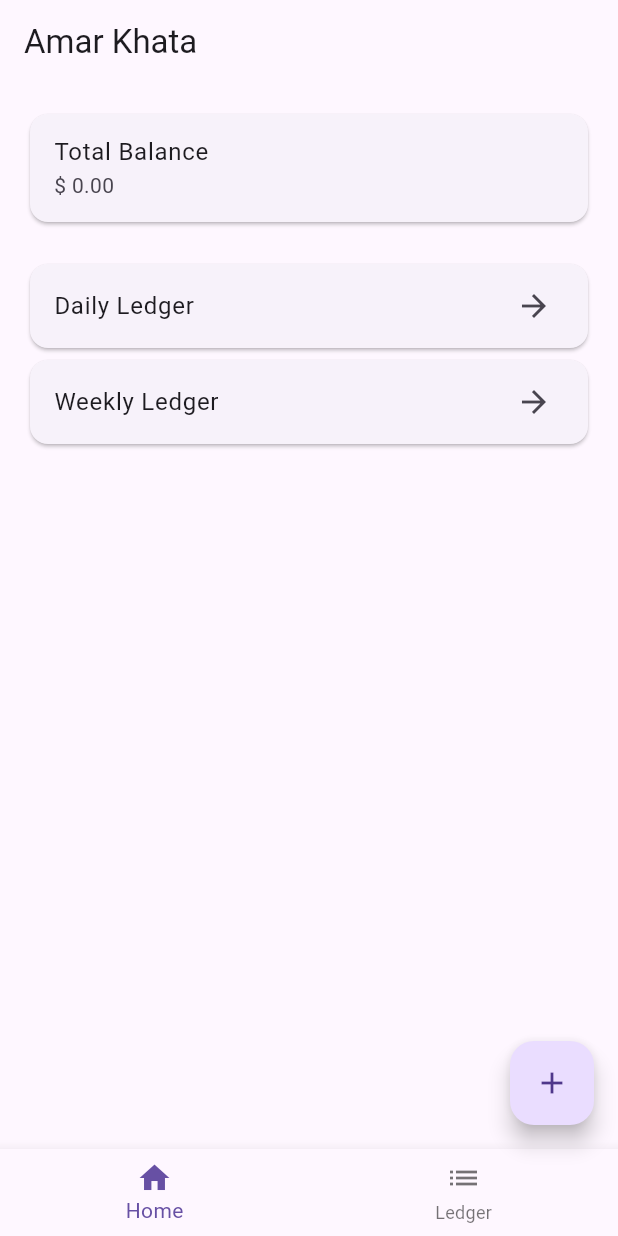
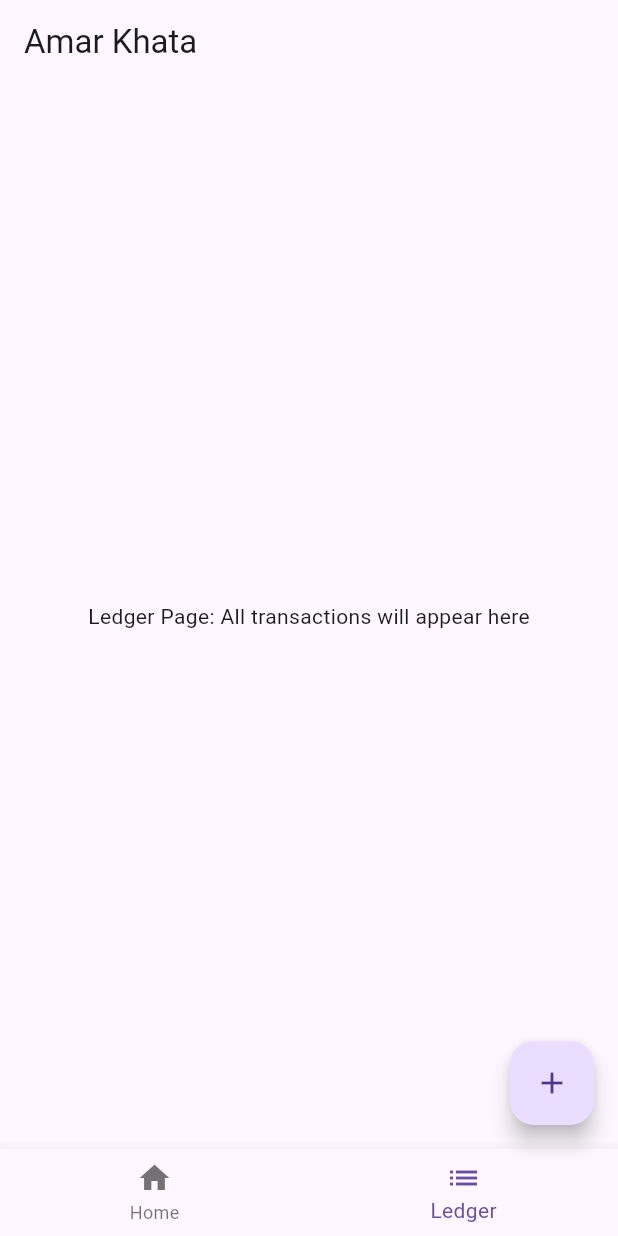
Before and after one commit to anisurrahaman768472-design/ledger-app, a Flutter app: the screen it shows after launch, after a tap on "Daily Ledger", on a phone screen of 412 x 824 dp. Run offline on Flutter 3.47's test engine with Material 3 defaults, Android fonts, the phone set to English and light mode, and no system bars.

Commit message:
Update main.dart

```diff
--- a/lib/main.dart
+++ b/lib/main.dart
@@ -1,17 +1,16 @@
 import 'package:flutter/material.dart';
 
-void main() {
-  runApp(const MyKhataApp());
-}
+void main() => runApp(const MyKhataApp());
 
 class MyKhataApp extends StatelessWidget {
   const MyKhataApp({super.key});
 
   @override
   Widget build(BuildContext context) {
-    return const MaterialApp(
+    return MaterialApp(
       debugShowCheckedModeBanner: false,
-      home: MainScreen(),
+      theme: ThemeData(primarySwatch: Colors.teal),
+      home: const MainScreen(),
     );
   }
 }
@@ -26,18 +25,25 @@ class MainScreen extends StatefulWidget {
 class _MainScreenState extends State<MainScreen> {
   int _currentIndex = 0;
 
+  // বাটন এবং কার্ডের ক্লিক হ্যান্ডলার
+  void _onItemTapped(int index) {
+    setState(() {
+      _currentIndex = index;
+    });
+  }
+
   @override
   Widget build(BuildContext context) {
     return Scaffold(
       appBar: AppBar(title: const Text('Amar Khata')),
-      body: _currentIndex == 0 ? _buildHome() : const Center(child: Text('Ledger Page')),
+      body: _currentIndex == 0 ? _buildHome() : _buildLedger(),
       floatingActionButton: FloatingActionButton(
-        onPressed: () => print('Plus button pressed'),
+        onPressed: () => print('Add clicked'),
         child: const Icon(Icons.add),
       ),
       bottomNavigationBar: BottomNavigationBar(
         currentIndex: _currentIndex,
-        onTap: (index) => setState(() => _currentIndex = index),
+        onTap: _onItemTapped,
         items: const [
           BottomNavigationBarItem(icon: Icon(Icons.home), label: 'Home'),
           BottomNavigationBarItem(icon: Icon(Icons.list), label: 'Ledger'),
@@ -52,15 +58,24 @@ class _MainScreenState extends State<MainScreen> {
       children: [
         const Card(child: ListTile(title: Text('Total Balance'), subtitle: Text('\$ 0.00'))),
         const SizedBox(height: 20),
-        InkWell(
-          onTap: () => print('Daily Ledger clicked'),
-          child: const Card(child: ListTile(title: Text('Daily Ledger'), trailing: Icon(Icons.arrow_forward))),
+        ListTile(
+          tileColor: Colors.grey[200],
+          title: const Text('Daily Ledger'),
+          trailing: const Icon(Icons.arrow_forward),
+          onTap: () => _onItemTapped(1), // Ledger পেজে যাবে
         ),
-        InkWell(
-          onTap: () => print('Weekly Ledger clicked'),
-          child: const Card(child: ListTile(title: Text('Weekly Ledger'), trailing: Icon(Icons.arrow_forward))),
+        const SizedBox(height: 10),
+        ListTile(
+          tileColor: Colors.grey[200],
+          title: const Text('Weekly Ledger'),
+          trailing: const Icon(Icons.arrow_forward),
+          onTap: () => _onItemTapped(1), // Ledger পেজে যাবে
         ),
       ],
     );
   }
+
+  Widget _buildLedger() {
+    return const Center(child: Text('Ledger Page: All transactions will appear here'));
+  }
 }
```
